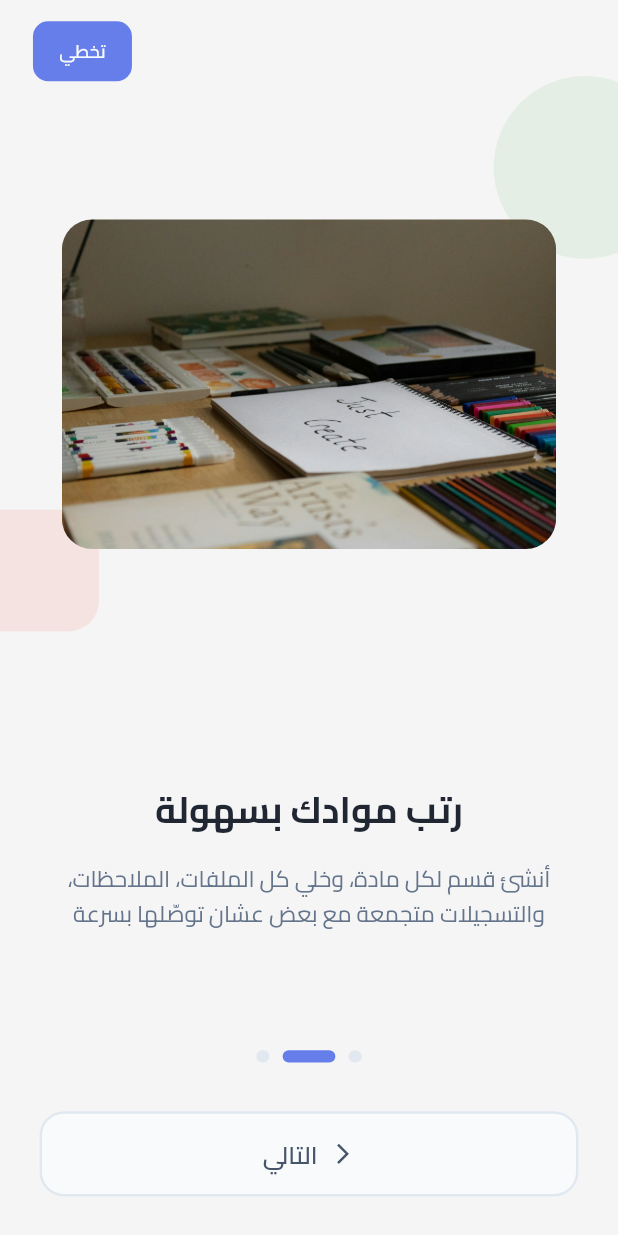
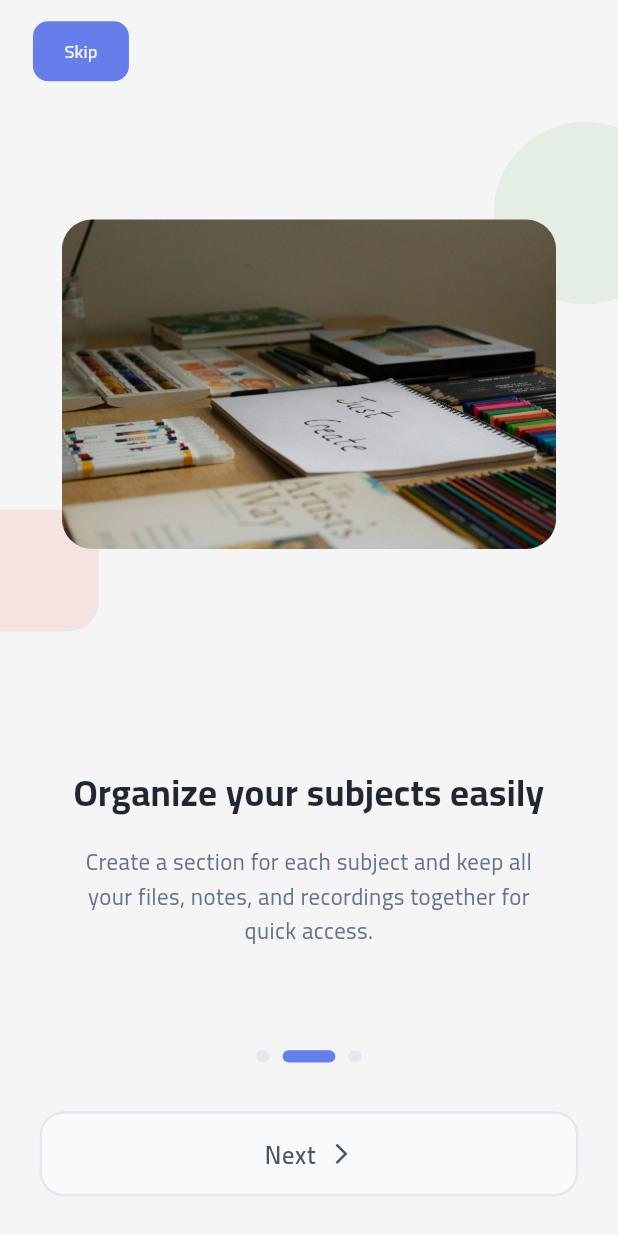
Before and after one commit to M-Fawzy2004/Academia, a Flutter app: the screen it shows after launch, swiped to page 2, on a phone screen of 412 x 824 dp. Run offline on Flutter 3.47's test engine with Material 3 defaults, Android fonts, the phone set to English and light mode, and no system bars; our stand-ins replace flutter_screenutil, go_router.

Commit message:
feat(localization): add Arabic and English translations for onboarding screens

````diff
--- /dev/null
+++ b/l10n.yaml
@@ -0,0 +1,4 @@
+arb-dir: lib/l10n
+template-arb-file: app_en.arb
+output-localization-file: app_localizations.dart
+synthetic-package: false
--- /dev/null
+++ b/lib/core/helper/translate.dart
@@ -0,0 +1,6 @@
+import 'package:flutter/widgets.dart';
+import 'package:study_box/l10n/app_localizations.dart';
+
+extension LocalizationExtension on BuildContext {
+  AppLocalizations get tr => AppLocalizations.of(this)!;
+}
--- a/lib/feature/onboarding/presentation/view/widget/onboarding_bottom_section.dart
+++ b/lib/feature/onboarding/presentation/view/widget/onboarding_bottom_section.dart
@@ -1,5 +1,6 @@
 import 'package:flutter/material.dart';
 import 'package:flutter_screenutil/flutter_screenutil.dart';
+import 'package:study_box/core/helper/translate.dart';
 import 'package:study_box/feature/onboarding/presentation/view/widget/onboarding_button.dart';
 import 'package:study_box/feature/onboarding/presentation/view/widget/onboarding_page_indicator.dart';
 
@@ -29,13 +30,13 @@ class OnboardingBottomSection extends StatelessWidget {
         SizedBox(height: 32.h),
         if (currentIndex == totalPages - 1)
           OnboardingButton(
-            text: 'ابدأ الآن',
+            text: context.tr.onboarding_start_now,
             onPressed: onGetStarted,
             isPrimary: true,
           )
         else
           OnboardingButton(
-            text: 'التالي',
+            text: context.tr.onboarding_next,
             onPressed: onNext,
             isPrimary: false,
           ),
--- a/lib/feature/onboarding/presentation/view/widget/onboarding_button.dart
+++ b/lib/feature/onboarding/presentation/view/widget/onboarding_button.dart
@@ -24,7 +24,7 @@ class OnboardingButton extends StatelessWidget {
           backgroundColor:
               isPrimary ? const Color(0xFF667EEA) : const Color(0xFFF8FAFC),
           foregroundColor: isPrimary ? Colors.white : const Color(0xFF475569),
-          elevation: isPrimary ? 4 : 0,
+          elevation: isPrimary ? 1 : 0,
           shadowColor: const Color(0xFF667EEA).withOpacity(0.3),
           shape: RoundedRectangleBorder(
             borderRadius: BorderRadius.circular(16.r),
--- a/lib/feature/onboarding/presentation/view/widget/onboarding_page.dart
+++ b/lib/feature/onboarding/presentation/view/widget/onboarding_page.dart
@@ -1,6 +1,7 @@
 import 'package:flutter/material.dart';
 import 'package:flutter_screenutil/flutter_screenutil.dart';
 import 'package:study_box/core/helper/spacing.dart';
+import 'package:study_box/core/helper/translate.dart';
 import 'package:study_box/core/theme/app_color.dart';
 import 'package:study_box/core/theme/styles.dart';
 import 'package:study_box/feature/onboarding/data/model/onboarding_model.dart';
@@ -35,7 +36,7 @@ class OnboardingPage extends StatelessWidget {
           child: Stack(
             children: [
               Positioned(
-                top: 50.h,
+                top: 80.h,
                 right: -40.w,
                 child: Container(
                   width: 120.w,
@@ -76,7 +77,7 @@ class OnboardingPage extends StatelessWidget {
                         ),
                       ),
                       child: Text(
-                        'تخطي',
+                        context.tr.onboarding_skip,
                         style: Styles.font12MediumWhiteBold(context),
                       ),
                     ),
--- a/lib/feature/onboarding/presentation/view/widget/onboarding_view_body.dart
+++ b/lib/feature/onboarding/presentation/view/widget/onboarding_view_body.dart
@@ -1,5 +1,6 @@
 import 'package:flutter/material.dart';
 import 'package:flutter_screenutil/flutter_screenutil.dart';
+import 'package:study_box/core/helper/translate.dart';
 import 'package:study_box/core/utils/assets.dart';
 import 'package:study_box/feature/onboarding/data/model/onboarding_model.dart';
 import 'package:study_box/feature/onboarding/presentation/view/widget/onboarding_bottom_section.dart';
@@ -20,26 +21,8 @@ class _OnboardingViewBodyState extends State<OnboardingViewBody>
   late Animation<double> _fadeAnimation;
   late Animation<Offset> _slideAnimation;
 
-  final List<OnboardingModel> _onboardingData = [
-    OnboardingModel(
-      image: Assets.imagesJpgOnboardingImage1,
-      title: 'StudyBox – كل مذاكرتك في مكان واح',
-      description:
-          'اجمع موادك، ملفاتك، وملاحظاتك في تطبيق واحد بسيط يساعدك تنظم دراستك من غير لخبطة',
-    ),
-    OnboardingModel(
-      image: Assets.imagesJpgOnboardingImage2,
-      title: 'رتب موادك بسهولة',
-      description:
-          'أنشئ قسم لكل مادة، وخلي كل الملفات، الملاحظات، والتسجيلات متجمعة مع بعض عشان توصّلها بسرعة',
-    ),
-    OnboardingModel(
-      image: Assets.imagesJpgOnboardingImage3,
-      title: 'ملاحظاتك وملفاتك في مكان آمن',
-      description:
-          'دوّن ملاحظاتك، ارفع ملفاتك، واحفظ تسجيلاتك الصوتية علشان تراجعها في أي وقت وأي مكان',
-    ),
-  ];
+  // Remove the hardcoded list - we'll build it dynamically
+  List<OnboardingModel> _onboardingData = [];
 
   @override
   void initState() {
@@ -62,6 +45,30 @@ class _OnboardingViewBodyState extends State<OnboardingViewBody>
     ));
 
     _animationController.forward();
+  }
+
+  @override
+  void didChangeDependencies() {
+    super.didChangeDependencies();
+    // Build the onboarding data using localized strings
+
+    _onboardingData = [
+      OnboardingModel(
+        image: Assets.imagesJpgOnboardingImage1,
+        title: context.tr.onboarding_title1,
+        description: context.tr.onboarding_desc1,
+      ),
+      OnboardingModel(
+        image: Assets.imagesJpgOnboardingImage2,
+        title: context.tr.onboarding_title2,
+        description: context.tr.onboarding_desc2,
+      ),
+      OnboardingModel(
+        image: Assets.imagesJpgOnboardingImage3,
+        title: context.tr.onboarding_title3,
+        description: context.tr.onboarding_desc3,
+      ),
+    ];
   }
 
   @override
@@ -102,6 +109,15 @@ class _OnboardingViewBodyState extends State<OnboardingViewBody>
 
   @override
   Widget build(BuildContext context) {
+    // Check if onboarding data is ready
+    if (_onboardingData.isEmpty) {
+      return const Scaffold(
+        body: Center(
+          child: CircularProgressIndicator(),
+        ),
+      );
+    }
+
     return Scaffold(
       body: Column(
         children: [
--- /dev/null
+++ b/lib/l10n/app_en.arb
@@ -0,0 +1,43 @@
+{
+  "@@locale": "en",
+  "onboarding": "Onboarding",
+  "@onboarding": {
+    "description": "The title of the onboarding screen"
+  },
+  "onboarding_title1": "StudyBox – All your study materials in one place",
+  "@onboarding_title1": {
+    "description": "The title of the first onboarding screen"
+  },
+  "onboarding_desc1": "Gather your subjects, files, and notes in one simple app that helps you organize your studies without confusion.",
+  "@onboarding_desc1": {
+    "description": "The description of the first onboarding screen"
+  },
+  "onboarding_title2": "Organize your subjects easily",
+  "@onboarding_title2": {
+    "description": "The title of the second onboarding screen"
+  },
+  "onboarding_desc2": "Create a section for each subject and keep all your files, notes, and recordings together for quick access.",
+  "@onboarding_desc2": {
+    "description": "The description of the second onboarding screen"
+  },
+  "onboarding_title3": "Your notes and files in a safe place",
+  "@onboarding_title3": {
+    "description": "The title of the third onboarding screen"
+  },
+  "onboarding_desc3": "Write your notes, upload your files, and save your recordings so you can review them anytime, anywhere.",
+  "@onboarding_desc3": {
+    "description": "The description of the third onboarding screen"
+  },
+  "onboarding_skip": "Skip",
+  "@onboarding_skip": {
+    "description": "The skip button of the onboarding screen"
+  },
+  "onboarding_next": "Next",
+  "@onboarding_next": {
+    "description": "The next button of the onboarding screen"
+  },
+  "onboarding_start_now": "Start now",
+  "@onboarding_start_now": {
+    "description": "The done button of the onboarding screen"
+  }
+}
--- /dev/null
+++ b/lib/l10n/app_localizations.dart
@@ -0,0 +1,193 @@
+import 'dart:async';
+
+import 'package:flutter/foundation.dart';
+import 'package:flutter/widgets.dart';
+import 'package:flutter_localizations/flutter_localizations.dart';
+import 'package:intl/intl.dart' as intl;
+
+import 'app_localizations_ar.dart';
+import 'app_localizations_en.dart';
+
+// ignore_for_file: type=lint
+
+/// Callers can lookup localized strings with an instance of AppLocalizations
+/// returned by `AppLocalizations.of(context)`.
+///
+/// Applications need to include `AppLocalizations.delegate()` in their app's
+/// `localizationDelegates` list, and the locales they support in the app's
+/// `supportedLocales` list. For example:
+///
+/// ```dart
+/// import 'l10n/app_localizations.dart';
+///
+/// return MaterialApp(
+///   localizationsDelegates: AppLocalizations.localizationsDelegates,
+///   supportedLocales: AppLocalizations.supportedLocales,
+///   home: MyApplicationHome(),
+/// );
+/// ```
+///
+/// ## Update pubspec.yaml
+///
+/// Please make sure to update your pubspec.yaml to include the following
+/// packages:
+///
+/// ```yaml
+/// dependencies:
+///   # Internationalization support.
+///   flutter_localizations:
+///     sdk: flutter
+///   intl: any # Use the pinned version from flutter_localizations
+///
+///   # Rest of dependencies
+/// ```
+///
+/// ## iOS Applications
+///
+/// iOS applications define key application metadata, including supported
+/// locales, in an Info.plist file that is built into the application bundle.
+/// To configure the locales supported by your app, you’ll need to edit this
+/// file.
+///
+/// First, open your project’s ios/Runner.xcworkspace Xcode workspace file.
+/// Then, in the Project Navigator, open the Info.plist file under the Runner
+/// project’s Runner folder.
+///
+/// Next, select the Information Property List item, select Add Item from the
+/// Editor menu, then select Localizations from the pop-up menu.
+///
+/// Select and expand the newly-created Localizations item then, for each
+/// locale your application supports, add a new item and select the locale
+/// you wish to add from the pop-up menu in the Value field. This list should
+/// be consistent with the languages listed in the AppLocalizations.supportedLocales
+/// property.
+abstract class AppLocalizations {
+  AppLocalizations(String locale)
+      : localeName = intl.Intl.canonicalizedLocale(locale.toString());
+
+  final String localeName;
+
+  static AppLocalizations? of(BuildContext context) {
+    return Localizations.of<AppLocalizations>(context, AppLocalizations);
+  }
+
+  static const LocalizationsDelegate<AppLocalizations> delegate =
+      _AppLocalizationsDelegate();
+
+  /// A list of this localizations delegate along with the default localizations
+  /// delegates.
+  ///
+  /// Returns a list of localizations delegates containing this delegate along with
+  /// GlobalMaterialLocalizations.delegate, GlobalCupertinoLocalizations.delegate,
+  /// and GlobalWidgetsLocalizations.delegate.
+  ///
+  /// Additional delegates can be added by appending to this list in
+  /// MaterialApp. This list does not have to be used at all if a custom list
+  /// of delegates is preferred or required.
+  static const List<LocalizationsDelegate<dynamic>> localizationsDelegates =
+      <LocalizationsDelegate<dynamic>>[
+    delegate,
+    GlobalMaterialLocalizations.delegate,
+    GlobalCupertinoLocalizations.delegate,
+    GlobalWidgetsLocalizations.delegate,
+  ];
+
+  /// A list of this localizations delegate's supported locales.
+  static const List<Locale> supportedLocales = <Locale>[
+    Locale('ar'),
+    Locale('en')
+  ];
+
+  /// The title of the onboarding screen
+  ///
+  /// In en, this message translates to:
+  /// **'Onboarding'**
+  String get onboarding;
+
+  /// The title of the first onboarding screen
+  ///
+  /// In en, this message translates to:
+  /// **'StudyBox – All your study materials in one place'**
+  String get onboarding_title1;
+
+  /// The description of the first onboarding screen
+  ///
+  /// In en, this message translates to:
+  /// **'Gather your subjects, files, and notes in one simple app that helps you organize your studies without confusion.'**
+  String get onboarding_desc1;
+
+  /// The title of the second onboarding screen
+  ///
+  /// In en, this message translates to:
+  /// **'Organize your subjects easily'**
+  String get onboarding_title2;
+
+  /// The description of the second onboarding screen
+  ///
+  /// In en, this message translates to:
+  /// **'Create a section for each subject and keep all your files, notes, and recordings together for quick access.'**
+  String get onboarding_desc2;
+
+  /// The title of the third onboarding screen
+  ///
+  /// In en, this message translates to:
+  /// **'Your notes and files in a safe place'**
+  String get onboarding_title3;
+
+  /// The description of the third onboarding screen
+  ///
+  /// In en, this message translates to:
+  /// **'Write your notes, upload your files, and save your recordings so you can review them anytime, anywhere.'**
+  String get onboarding_desc3;
+
+  /// The skip button of the onboarding screen
+  ///
+  /// In en, this message translates to:
+  /// **'Skip'**
+  String get onboarding_skip;
+
+  /// The next button of the onboarding screen
+  ///
+  /// In en, this message translates to:
+  /// **'Next'**
+  String get onboarding_next;
+
+  /// The done button of the onboarding screen
+  ///
+  /// In en, this message translates to:
+  /// **'Start now'**
+  String get onboarding_start_now;
+}
+
+class _AppLocalizationsDelegate
+    extends LocalizationsDelegate<AppLocalizations> {
+  const _AppLocalizationsDelegate();
+
+  @override
+  Future<AppLocalizations> load(Locale locale) {
+    return SynchronousFuture<AppLocalizations>(lookupAppLocalizations(locale));
+  }
+
+  @override
+  bool isSupported(Locale locale) =>
+      <String>['ar', 'en'].contains(locale.languageCode);
+
+  @override
+  bool shouldReload(_AppLocalizationsDelegate old) => false;
+}
+
+AppLocalizations lookupAppLocalizations(Locale locale) {
+  // Lookup logic when only language code is specified.
+  switch (locale.languageCode) {
+    case 'ar':
+      return AppLocalizationsAr();
+    case 'en':
+      return AppLocalizationsEn();
+  }
+
+  throw FlutterError(
+      'AppLocalizations.delegate failed to load unsupported locale "$locale". This is likely '
+      'an issue with the localizations generation tool. Please file an issue '
+      'on GitHub with a reproducible sample app and the gen-l10n configuration '
+      'that was used.');
+}
--- /dev/null
+++ b/lib/l10n/app_localizations_en.dart
@@ -0,0 +1,44 @@
+// ignore: unused_import
+import 'package:intl/intl.dart' as intl;
+import 'app_localizations.dart';
+
+// ignore_for_file: type=lint
+
+/// The translations for English (`en`).
+class AppLocalizationsEn extends AppLocalizations {
+  AppLocalizationsEn([String locale = 'en']) : super(locale);
+
+  @override
+  String get onboarding => 'Onboarding';
+
+  @override
+  String get onboarding_title1 =>
+      'StudyBox – All your study materials in one place';
+
+  @override
+  String get onboarding_desc1 =>
+      'Gather your subjects, files, and notes in one simple app that helps you organize your studies without confusion.';
+
+  @override
+  String get onboarding_title2 => 'Organize your subjects easily';
+
+  @override
+  String get onboarding_desc2 =>
+      'Create a section for each subject and keep all your files, notes, and recordings together for quick access.';
+
+  @override
+  String get onboarding_title3 => 'Your notes and files in a safe place';
+
+  @override
+  String get onboarding_desc3 =>
+      'Write your notes, upload your files, and save your recordings so you can review them anytime, anywhere.';
+
+  @override
+  String get onboarding_skip => 'Skip';
+
+  @override
+  String get onboarding_next => 'Next';
+
+  @override
+  String get onboarding_start_now => 'Start now';
+}
--- a/lib/study_box_app.dart
+++ b/lib/study_box_app.dart
@@ -1,11 +1,26 @@
 import 'package:flutter/material.dart';
 import 'package:flutter/services.dart';
+import 'package:flutter_localizations/flutter_localizations.dart';
 import 'package:flutter_screenutil/flutter_screenutil.dart';
 import 'package:study_box/core/helper/app_router.dart';
 import 'package:study_box/core/theme/app_color.dart';
+import 'package:study_box/l10n/app_localizations.dart' show AppLocalizations;
 
-class StudyBoxApp extends StatelessWidget {
+class StudyBoxApp extends StatefulWidget {
   const StudyBoxApp({super.key});
+
+  @override
+  State<StudyBoxApp> createState() => _StudyBoxAppState();
+}
+
+class _StudyBoxAppState extends State<StudyBoxApp> {
+  Locale _locale = const Locale('en');
+
+  void setLocale(Locale locale) {
+    setState(() {
+      _locale = locale;
+    });
+  }
 
   @override
   Widget build(BuildContext context) {
@@ -16,6 +31,17 @@ class StudyBoxApp extends StatelessWidget {
       child: MaterialApp.router(
         routerConfig: AppRouter.router,
         debugShowCheckedModeBanner: false,
+        localizationsDelegates: const [
+          AppLocalizations.delegate,
+          GlobalMaterialLocalizations.delegate,
+          GlobalWidgetsLocalizations.delegate,
+          GlobalCupertinoLocalizations.delegate,
+        ],
+        supportedLocales: const [
+          Locale('en'),
+          Locale('ar'),
+        ],
+        locale: _locale,
         theme: ThemeData(
           fontFamily: 'fontApp',
           brightness: Brightness.light,
````
Also changed, not shown: lib/l10n/app_ar.arb (added, +43 -0 lines), lib/l10n/app_localizations_ar.dart (added, +43 -0 lines), pubspec.yaml (+8 -5 lines), pubspec.lock, 5 other files.
